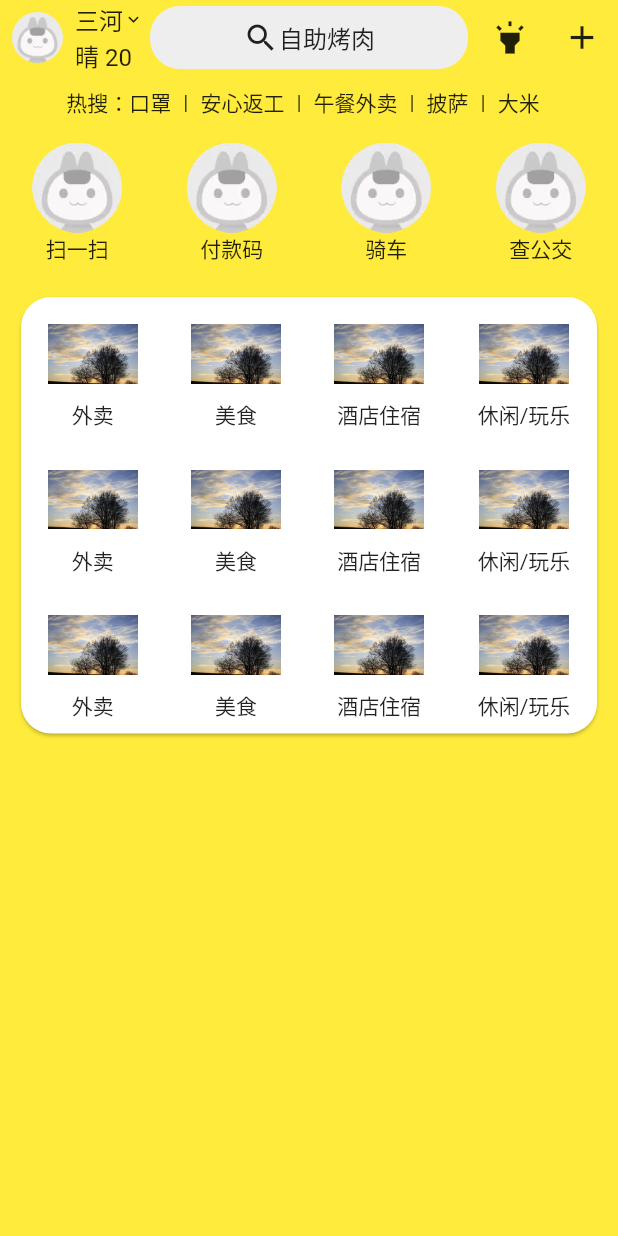
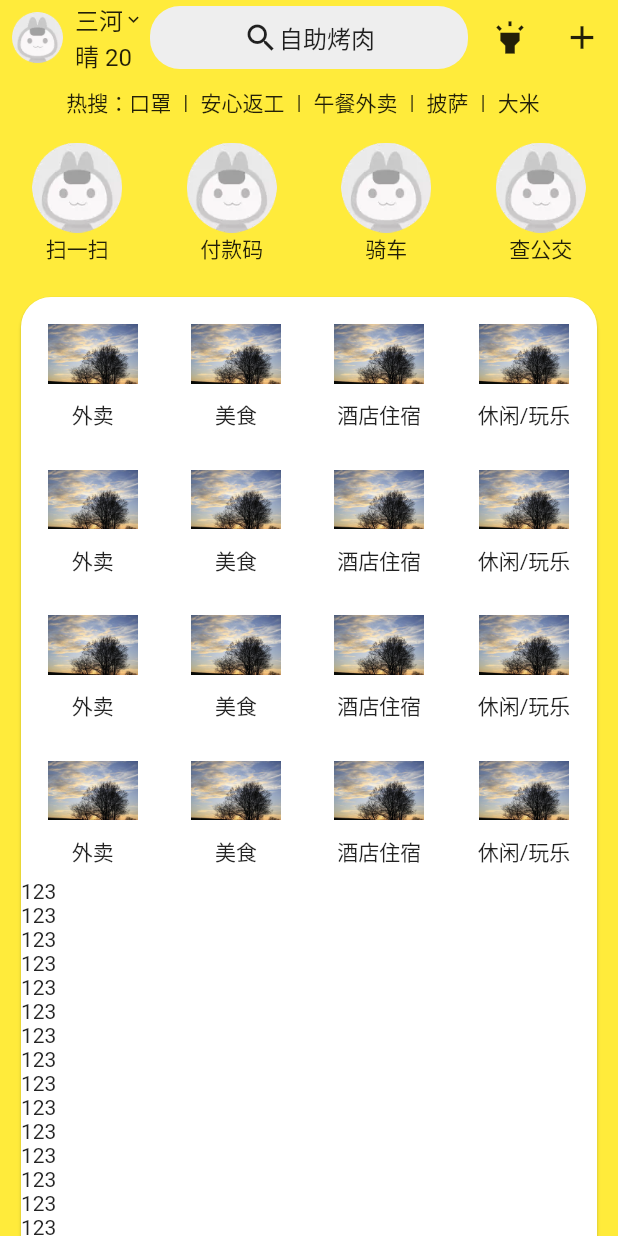
Before and after one commit to liangperfect/FlutterDemo, a Flutter app: the screen it shows after launch, on a phone screen of 412 x 824 dp. Run offline on Flutter 3.47's test engine with Material 2 defaults, Android fonts, the phone set to English and light mode, and no system bars; our stand-ins replace dio, fluttertoast.

Commit message:
类表滚动效果

```diff
--- a/lib/main.dart
+++ b/lib/main.dart
@@ -40,7 +40,7 @@ class MyApp extends StatelessWidget {
 //    SystemUiOverlayStyle systemUiOverlayStyle =
 //        SystemUiOverlayStyle(statusBarColor: Colors.transparent);
 //    SystemChrome.setSystemUIOverlayStyle(systemUiOverlayStyle);
-    SystemChrome.setSystemUIOverlayStyle(SystemUiOverlayStyle.dark);
+    SystemChrome.setSystemUIOverlayStyle(SystemUiOverlayStyle(statusBarColor: Colors.transparent));
     return MaterialApp(
       title: 'Flutter Demo',
       theme: ThemeData(
--- a/lib/views/meituanfake/MeiTuan.dart
+++ b/lib/views/meituanfake/MeiTuan.dart
@@ -7,6 +7,9 @@ class MeiTuanHome extends StatefulWidget {
 }
 
 class MeiTuanHomeState extends State<MeiTuanHome> {
+  ScrollController _scrollController = ScrollController();
+  final _tabs = <String>['TabA', 'TabB'];
+
   @override
   Widget build(BuildContext context) {
     return Scaffold(
@@ -14,6 +17,11 @@ class MeiTuanHomeState extends State<MeiTuanHome> {
         body: Container(
       color: Colors.yellow,
       padding: EdgeInsets.only(top: MediaQuery.of(context).padding.top),
+      child: Container(
+        child: SingleChildScrollView(
+          controller: _scrollController,
+          physics: AlwaysScrollableScrollPhysics(),
+          child: Container(
             child: Column(
               mainAxisAlignment: MainAxisAlignment.start,
               children: <Widget>[
@@ -29,38 +37,102 @@ class MeiTuanHomeState extends State<MeiTuanHome> {
                   color: Colors.yellow,
                   child: _createOperation(),
                 ),
+
                 Container(
+                  child: RefreshIndicator(
+                    onRefresh: () {
+                      return _getCustomFuture();
+                    },
+                    child: Container(
                       color: Colors.yellow,
                       padding: EdgeInsets.all(10),
                       child: Card(
                         color: Colors.white,
                         shape: RoundedRectangleBorder(
-                  borderRadius: BorderRadius.all(Radius.circular(20))),
+                            borderRadius:
+                                BorderRadius.all(Radius.circular(20))),
                         child: Column(
                           children: <Widget>[
                             Container(
-                    padding:
-                        EdgeInsets.symmetric(vertical: 8.0, horizontal: 0.0),
+                              padding: EdgeInsets.symmetric(
+                                  vertical: 8.0, horizontal: 0.0),
                               child: _createMethod2(),
                             ),
                             Container(
-                    padding:
-                        EdgeInsets.symmetric(vertical: 8.0, horizontal: 0.0),
+                              padding: EdgeInsets.symmetric(
+                                  vertical: 8.0, horizontal: 0.0),
                               child: _createMethod2(),
                             ),
                             Container(
-                    padding:
-                        EdgeInsets.symmetric(vertical: 8.0, horizontal: 0.0),
+                              padding: EdgeInsets.symmetric(
+                                  vertical: 8.0, horizontal: 0.0),
                               child: _createMethod2(),
-                  )
+                            ),
+                            Container(
+                              padding: EdgeInsets.symmetric(
+                                  vertical: 8.0, horizontal: 0.0),
+                              child: _createMethod2(),
+                            ),
+                            Container(
+                              child: ListView(
+                                shrinkWrap: true,
+//                                controller: _scrollController,
+//                          controller: _scrollController,
+                                children: <Widget>[
+                                  Text('123'),
+                                  Text('123'),
+                                  Text('123'),
+                                  Text('123'),
+                                  Text('123'),
+                                  Text('123'),
+                                  Text('123'),
+                                  Text('123'),
+                                  Text('123'),
+                                  Text('123'),
+                                  Text('123'),
+                                  Text('123'),
+                                  Text('123'),
+                                  Text('123'),
+                                  Text('123'),
+                                  Text('123'),
+                                  Text('123'),
+                                  Text('123'),
+                                  Text('123'),
+                                  Text('123'),
+                                  Text('123'),
+                                  Text('123'),
+                                  Text('123'),
+                                  Text('123'),
+                                  Text('123'),
+                                  Text('123'),
+                                  Text('123'),
+                                  Text('123'),
+                                  Text('123'),
+                                  Text('123'),
+                                  Text('123'),
+                                  Text('123'),
+                                  Text('123'),
                                 ],
+                                physics: NeverScrollableScrollPhysics(),
+                              ),
+                            ),
+                          ],
+                        ),
+                      ),
                     ),
                   ),
                 )
               ],
             ),
+          ),
+        ),
+      ),
     ));
   }
+
+  Future<String> _getCustomFuture() => Future.delayed(Duration(seconds: 3), () {
+        return "";
+      });
 
   AppBar _createAppBar() => AppBar(
         brightness: Brightness.light,
@@ -270,4 +342,10 @@ class MeiTuanHomeState extends State<MeiTuanHome> {
           _createOptItem('assets/images/pic.jpg', '休闲/玩乐'),
         ],
       );
+
+  @override
+  void initState() {
+    super.initState();
+    _scrollController.addListener(() {});
   }
+}
```
Lines whose indentation alone changed are shown as unchanged.
